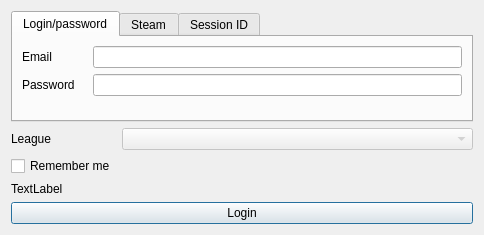
First picture: the form in forms/logindialog.ui, repository xyzz/acquisition, before the edit.
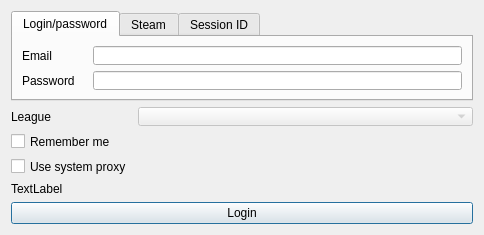
Second picture: the form after the edit.

Commit message:
Add an option to use the system proxy settings.
details
=======
Add a checkbox in the login dialog to let the user decides if he wants to use
the system proxy settings.
Add a setting field "use_system_proxy_checked" to remember the user choice.

debt+
=====
Upon check, the application should reload the leagues, but the league loading
system seems broken anyway.

Patch:
```diff
--- a/forms/logindialog.ui
+++ b/forms/logindialog.ui
@@ -133,7 +133,7 @@
      <property name="topMargin">
       <number>0</number>
      </property>
-     <item row="2" column="0">
+     <item row="3" column="0">
       <widget class="QLabel" name="errorLabel">
        <property name="text">
         <string>TextLabel</string>
@@ -167,6 +167,13 @@
        </property>
       </widget>
      </item>
+     <item row="2" column="0">
+      <widget class="QCheckBox" name="proxyCheckBox">
+       <property name="text">
+        <string>Use system proxy</string>
+       </property>
+      </widget>
+     </item>
     </layout>
    </item>
    <item>
```
The commit also changes 2 other files.
